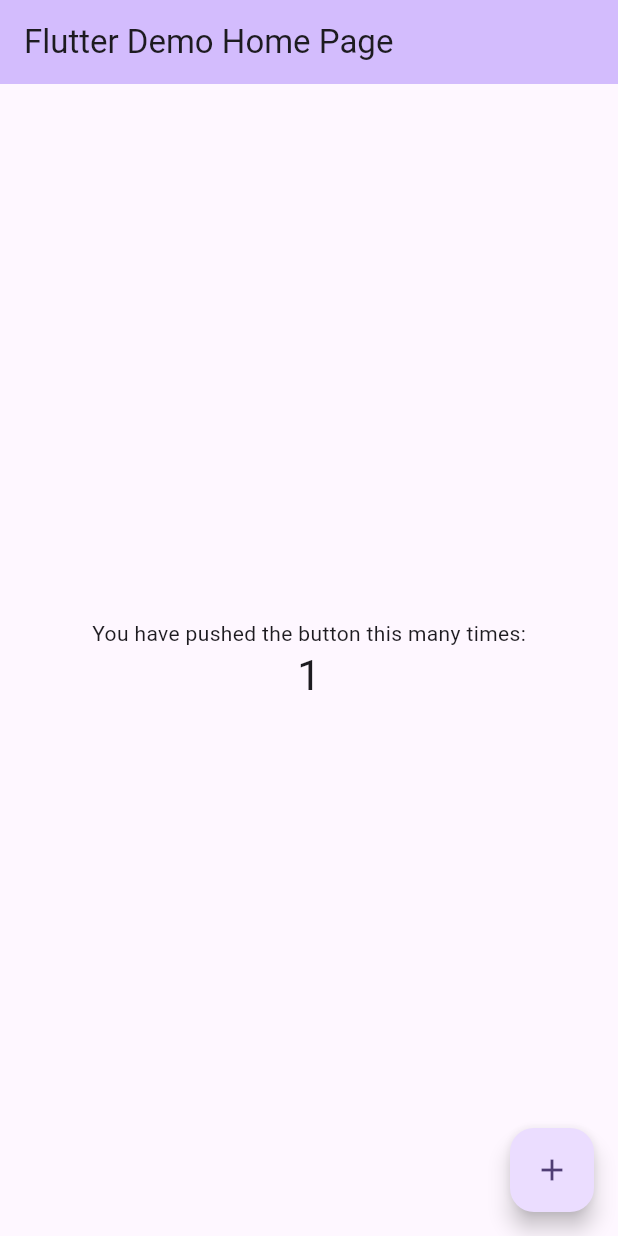
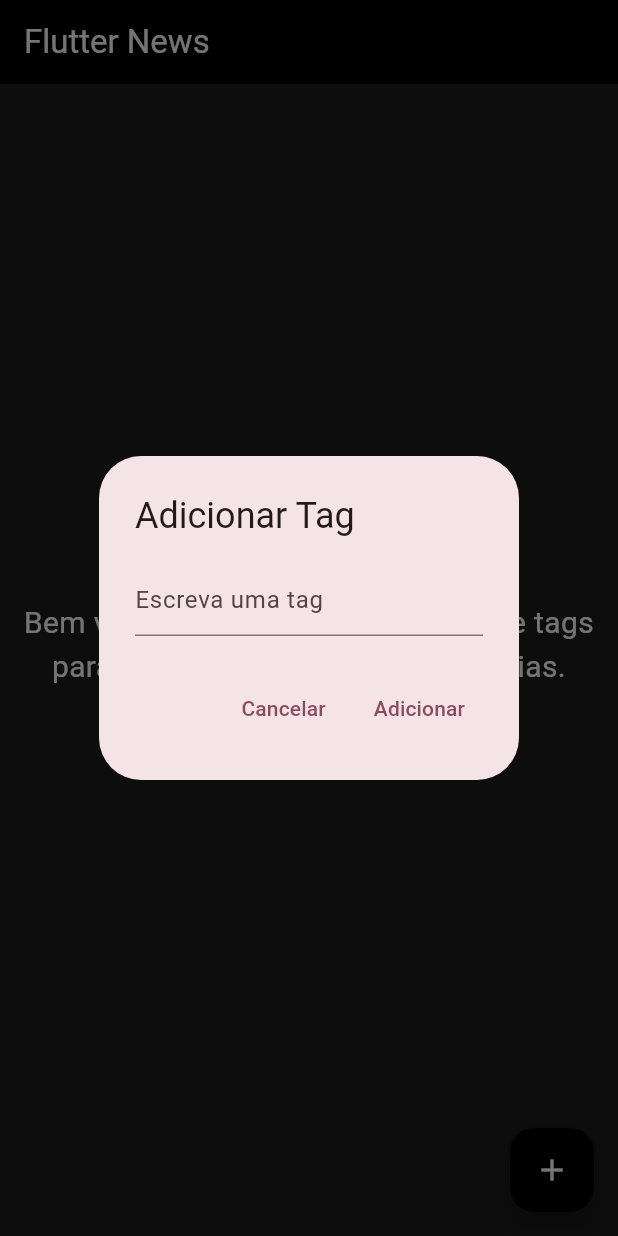
Before and after one commit to rafaelbardsouza/flutter_news, a Flutter app: the screen it shows after launch, after a tap on the "add" icon, on a phone screen of 412 x 824 dp. Run offline on Flutter 3.47's test engine with Material 3 defaults, Android fonts, the phone set to English and light mode, and no system bars.

Commit message:
feat: crud

```diff
--- a/lib/main.dart
+++ b/lib/main.dart
@@ -7,46 +7,21 @@ void main() {
 class MyApp extends StatelessWidget {
   const MyApp({super.key});
 
-  // This widget is the root of your application.
   @override
   Widget build(BuildContext context) {
     return MaterialApp(
       title: 'Flutter Demo',
       theme: ThemeData(
-        // This is the theme of your application.
-        //
-        // TRY THIS: Try running your application with "flutter run". You'll see
-        // the application has a purple toolbar. Then, without quitting the app,
-        // try changing the seedColor in the colorScheme below to Colors.green
-        // and then invoke "hot reload" (save your changes or press the "hot
-        // reload" button in a Flutter-supported IDE, or press "r" if you used
-        // the command line to start the app).
-        //
-        // Notice that the counter didn't reset back to zero; the application
-        // state is not lost during the reload. To reset the state, use hot
-        // restart instead.
-        //
-        // This works for code too, not just values: Most code changes can be
-        // tested with just a hot reload.
-        colorScheme: ColorScheme.fromSeed(seedColor: Colors.deepPurple),
+        colorScheme: ColorScheme.fromSeed(seedColor: Colors.black),
         useMaterial3: true,
       ),
-      home: const MyHomePage(title: 'Flutter Demo Home Page'),
+      home: const MyHomePage(title: 'Flutter News'),
     );
   }
 }
 
 class MyHomePage extends StatefulWidget {
   const MyHomePage({super.key, required this.title});
-
-  // This widget is the home page of your application. It is stateful, meaning
-  // that it has a State object (defined below) that contains fields that affect
-  // how it looks.
-
-  // This class is the configuration for the state. It holds the values (in this
-  // case the title) provided by the parent (in this case the App widget) and
-  // used by the build method of the State. Fields in a Widget subclass are
-  // always marked "final".
 
   final String title;
 
@@ -55,71 +30,91 @@ class MyHomePage extends StatefulWidget {
 }
 
 class _MyHomePageState extends State<MyHomePage> {
-  int _counter = 0;
+  final List<String> _tags = [];
 
-  void _incrementCounter() {
+  void _addTag(String tag) {
     setState(() {
-      // This call to setState tells the Flutter framework that something has
-      // changed in this State, which causes it to rerun the build method below
-      // so that the display can reflect the updated values. If we changed
-      // _counter without calling setState(), then the build method would not be
-      // called again, and so nothing would appear to happen.
-      _counter++;
+      _tags.add(tag);
     });
+  }
+
+  void _removeTag(String tag) {
+    setState(() {
+      _tags.remove(tag);
+    });
+  }
+
+  void _showAddTagDialog() {
+    final TextEditingController _textFieldController = TextEditingController();
+
+    showDialog(
+      context: context,
+      builder: (context) {
+        return AlertDialog(
+          title: const Text('Adicionar Tag'),
+          content: TextField(
+            controller: _textFieldController,
+            decoration: const InputDecoration(hintText: "Escreva uma tag"),
+          ),
+          actions: <Widget>[
+            TextButton(
+              child: const Text('Cancelar'),
+              onPressed: () {
+                Navigator.of(context).pop();
+              },
+            ),
+            TextButton(
+              child: const Text('Adicionar'),
+              onPressed: () {
+                _addTag(_textFieldController.text);
+                Navigator.of(context).pop();
+              },
+            ),
+          ],
+        );
+      },
+    );
   }
 
   @override
   Widget build(BuildContext context) {
-    // This method is rerun every time setState is called, for instance as done
-    // by the _incrementCounter method above.
-    //
-    // The Flutter framework has been optimized to make rerunning build methods
-    // fast, so that you can just rebuild anything that needs updating rather
-    // than having to individually change instances of widgets.
     return Scaffold(
+      backgroundColor: const Color(0xFF1C1C1C),
       appBar: AppBar(
-        // TRY THIS: Try changing the color here to a specific color (to
-        // Colors.amber, perhaps?) and trigger a hot reload to see the AppBar
-        // change color while the other colors stay the same.
-        backgroundColor: Theme.of(context).colorScheme.inversePrimary,
-        // Here we take the value from the MyHomePage object that was created by
-        // the App.build method, and use it to set our appbar title.
+        backgroundColor: Colors.black,
         title: Text(widget.title),
+        foregroundColor: Colors.white,
       ),
       body: Center(
-        // Center is a layout widget. It takes a single child and positions it
-        // in the middle of the parent.
         child: Column(
-          // Column is also a layout widget. It takes a list of children and
-          // arranges them vertically. By default, it sizes itself to fit its
-          // children horizontally, and tries to be as tall as its parent.
-          //
-          // Column has various properties to control how it sizes itself and
-          // how it positions its children. Here we use mainAxisAlignment to
-          // center the children vertically; the main axis here is the vertical
-          // axis because Columns are vertical (the cross axis would be
-          // horizontal).
-          //
-          // TRY THIS: Invoke "debug painting" (choose the "Toggle Debug Paint"
-          // action in the IDE, or press "p" in the console), to see the
-          // wireframe for each widget.
           mainAxisAlignment: MainAxisAlignment.center,
           children: <Widget>[
-            const Text(
-              'You have pushed the button this many times:',
-            ),
-            Text(
-              '$_counter',
-              style: Theme.of(context).textTheme.headlineMedium,
+            if (_tags.isEmpty)
+              const Text(
+                'Bem vindo ao Flutter News! Adicione tags para receber notificações de noticias.',
+                style: TextStyle(color: Colors.white, fontSize: 20),
+                textAlign: TextAlign.center,
+              ),
+            const SizedBox(height: 20),
+            Wrap(
+              spacing: 8.0,
+              children: _tags.map((tag) {
+                return Chip(
+                  label: Text(tag),
+                  deleteIcon: const Icon(Icons.close),
+                  onDeleted: () => _removeTag(tag),
+                );
+              }).toList(),
             ),
           ],
         ),
       ),
       floatingActionButton: FloatingActionButton(
-        onPressed: _incrementCounter,
-        tooltip: 'Increment',
-        child: const Icon(Icons.add),
-      ), // This trailing comma makes auto-formatting nicer for build methods.
+        onPressed: _showAddTagDialog,
+        tooltip: 'Adicionar Tag',
+        backgroundColor: Colors.black,
+        child: const Icon(Icons.add, color: Colors.white),
+      ),
     );
   }
 }
```
